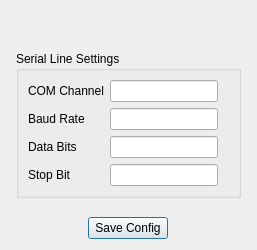
Above: RobotDiagTool/DiagTool/serialsettingsdialog.ui from szujoz/DiagTool_RXII before the change. Below: the same form after it.
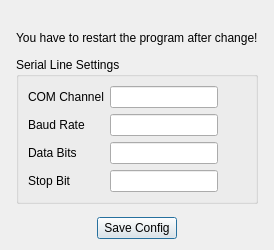
That is the form after the change.

Commit message: Connection status display is fixed. Auto rescale only if signal is visible. Serial settings dialog instruction lable is added.

Patch:
```diff
--- a/RobotDiagTool/DiagTool/serialsettingsdialog.ui
+++ b/RobotDiagTool/DiagTool/serialsettingsdialog.ui
@@ -15,7 +15,7 @@
   </property>
   <layout class="QGridLayout" name="gridLayout">
    <item row="0" column="0" colspan="3">
-    <layout class="QVBoxLayout" name="verticalLayout" stretch="3,10,1">
+    <layout class="QVBoxLayout" name="verticalLayout" stretch="3,1,1,10,1">
      <property name="spacing">
       <number>5</number>
      </property>
@@ -38,6 +38,26 @@
        </property>
       </spacer>
      </item>
+     <item>
+      <widget class="QLabel" name="label">
+       <property name="text">
+        <string>You have to restart the program after change!</string>
+       </property>
+      </widget>
+     </item>
+     <item>
+      <spacer name="verticalSpacer_3">
+       <property name="orientation">
+        <enum>Qt::Vertical</enum>
+       </property>
+       <property name="sizeHint" stdset="0">
+        <size>
+         <width>20</width>
+         <height>40</height>
+        </size>
+       </property>
+      </spacer>
+     </item>
      <item>
       <widget class="QGroupBox" name="gBox_SerialLineSettings">
        <property name="title">
```
The commit also changes 2 other files.
